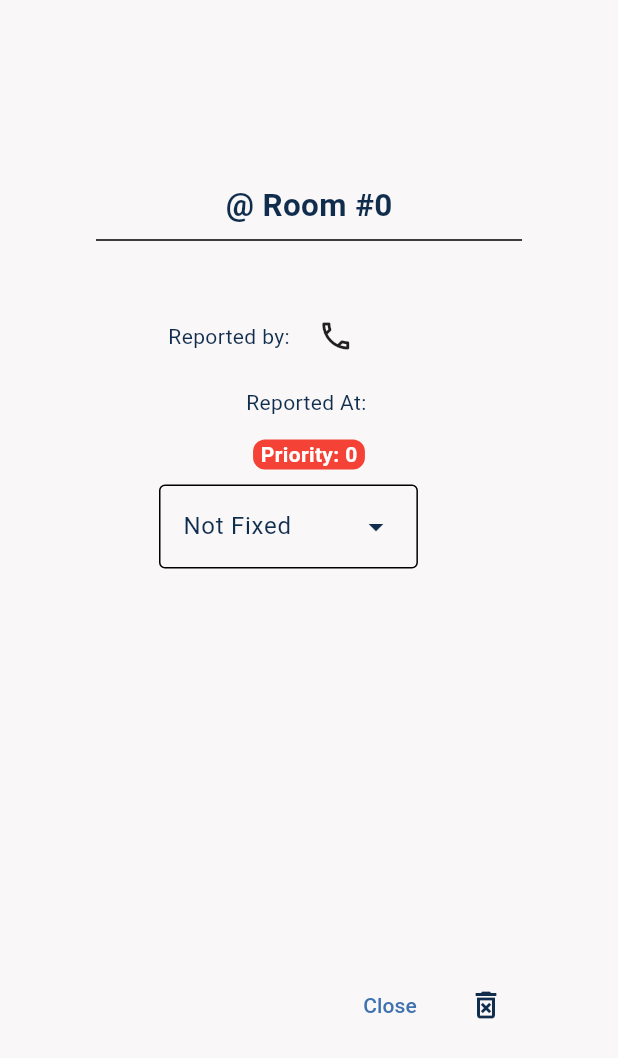
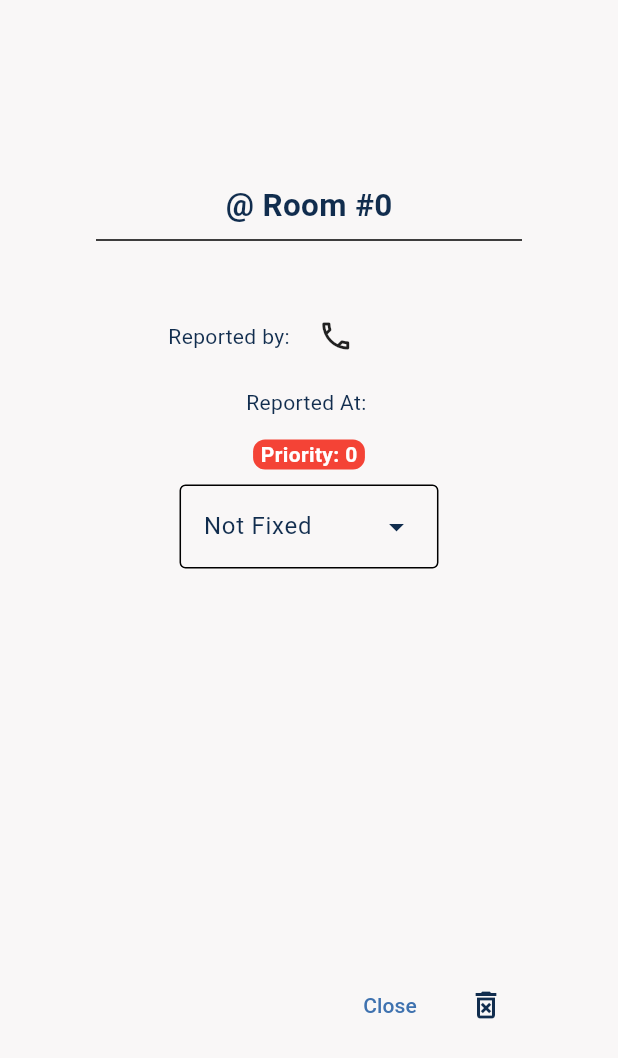
Before and after one commit to RabinComputersPatrol/rabincomputerspatrol.github.io, a Flutter app: the ReportPage widget shown alone on an empty page, opened directly with empty values, on a phone screen of 412 x 824 dp. Shown: the top 1058 px of the screen. Run offline on Flutter 3.47's test engine with Material 3 defaults, Android fonts, the phone set to English and light mode, and no system bars; our stand-ins replace cloud_firestore, firebase_core; accounts and stored records are empty.

Commit message:
Centered status

```diff
--- a/lib/pages/report_page.dart
+++ b/lib/pages/report_page.dart
@@ -87,6 +87,7 @@ class _ReportPageState extends State<ReportPage> {
             SizedBox(
               height: 50,
               width: 200,
+              child: Center(
                 child: DropdownMenu<double>(
                   dropdownMenuEntries: const [
                     DropdownMenuEntry(value: 0, label: "Not Fixed"),
@@ -101,7 +102,8 @@ class _ReportPageState extends State<ReportPage> {
                   },
                   initialSelection: widget.report.status,
                 ),
-            )
+              ),
+            ),
           ],
         ),
       ),
```
Lines whose indentation alone changed are shown as unchanged.
